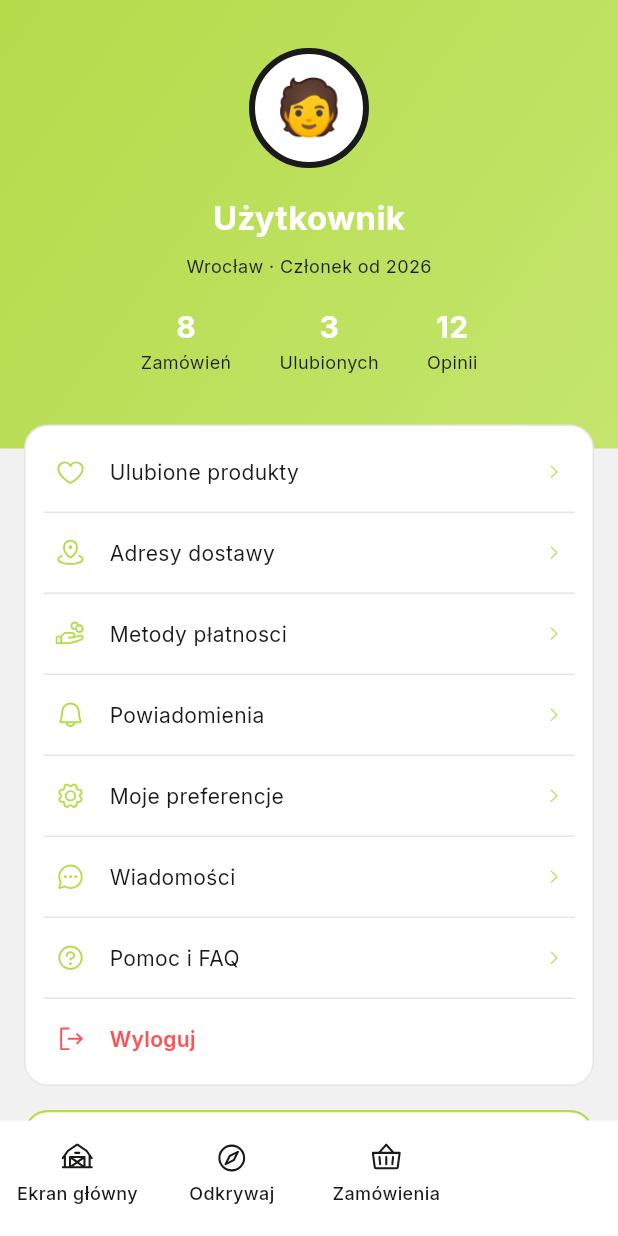
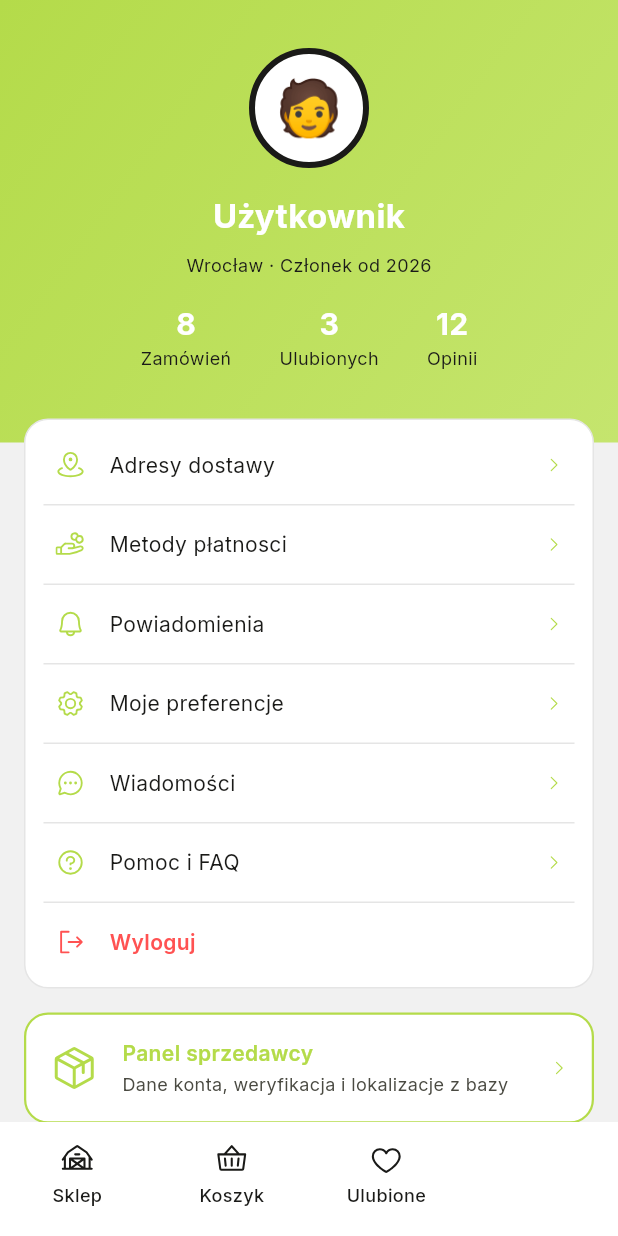
Before and after one commit to Cay00/LokalnyKoszyk, a Flutter app: the AppRouter screen opened directly, item 4 of the bottom bar chosen, on a phone screen of 412 x 824 dp. Run offline on Flutter 3.47's test engine with Material 3 defaults, Android fonts, the phone set to English and light mode, and no system bars; our stand-ins replace flutter_bloc, flutter_svg, geolocator, google_fonts, supabase_flutter; accounts and stored records are empty.

Commit message:
ui update

```diff
--- a/lib/core/routes/app_router.dart
+++ b/lib/core/routes/app_router.dart
@@ -5,13 +5,11 @@ import 'package:flutter_bloc/flutter_bloc.dart';
 import 'package:lokalny_koszyk/core/themes/app_theme.dart';
 import 'package:lokalny_koszyk/domain/repositories/cart_repository.dart';
 import 'package:lokalny_koszyk/domain/repositories/discover_repository.dart';
-import 'package:lokalny_koszyk/domain/repositories/home_repository.dart';
 import 'package:lokalny_koszyk/domain/repositories/orders_repository.dart';
 import 'package:lokalny_koszyk/domain/repositories/watched_products_repository.dart';
 import 'package:lokalny_koszyk/presentation/checkout_bloc.dart';
 import 'package:lokalny_koszyk/presentation/discover_bloc.dart';
 import 'package:lokalny_koszyk/presentation/favorites_bloc.dart';
-import 'package:lokalny_koszyk/presentation/home_bloc.dart';
 import 'package:lokalny_koszyk/presentation/models/product_ui_model.dart';
 import 'package:lokalny_koszyk/presentation/order_history_detail_bloc.dart';
 import 'package:lokalny_koszyk/presentation/orders_bloc.dart';
@@ -20,7 +18,6 @@ import 'package:lokalny_koszyk/screens/checkout/order_checkout_screen.dart';
 import 'package:lokalny_koszyk/screens/checkout/order_history_detail_screen.dart';
 import 'package:lokalny_koszyk/screens/checkout/orders_screen.dart';
 import 'package:lokalny_koszyk/screens/discover_screen.dart';
-import 'package:lokalny_koszyk/screens/home_screen.dart';
 import 'package:lokalny_koszyk/screens/producer/producer_details_screen.dart';
 import 'package:lokalny_koszyk/screens/product/product_details_screen.dart';
 import 'package:lokalny_koszyk/screens/profile/addresses_screen.dart';
@@ -51,16 +48,17 @@ class _AppRouterState extends State<AppRouter> {
   int _selectedIndex = 0;
 
   // osobne Navigatory dla każdego taba (klucz do niezależnych stacków)
-  final GlobalKey<NavigatorState> _homeNavigatorKey = GlobalKey<NavigatorState>();
-  final GlobalKey<NavigatorState> _discoverNavigatorKey = GlobalKey<NavigatorState>();
-  final GlobalKey<NavigatorState> _ordersNavigatorKey = GlobalKey<NavigatorState>();
+  final GlobalKey<NavigatorState> _shopNavigatorKey = GlobalKey<NavigatorState>();
+  final GlobalKey<NavigatorState> _cartNavigatorKey = GlobalKey<NavigatorState>();
+  final GlobalKey<NavigatorState> _favoritesNavigatorKey =
+      GlobalKey<NavigatorState>();
   final GlobalKey<NavigatorState> _profileNavigatorKey = GlobalKey<NavigatorState>();
 
   // lista navigatorów dla łatwego dostępu po indeksie
   List<GlobalKey<NavigatorState>> get _navigatorKeys => [
-    _homeNavigatorKey,
-    _discoverNavigatorKey,
-    _ordersNavigatorKey,
+    _shopNavigatorKey,
+    _cartNavigatorKey,
+    _favoritesNavigatorKey,
     _profileNavigatorKey,
   ];
 
@@ -115,9 +113,9 @@ class _AppRouterState extends State<AppRouter> {
                 child: IndexedStack(
                   index: _selectedIndex,
                   children: [
-                    HomeTab(navigatorKey: _homeNavigatorKey),
-                    DiscoverTab(navigatorKey: _discoverNavigatorKey),
-                    OrdersTab(navigatorKey: _ordersNavigatorKey),
+                    DiscoverTab(navigatorKey: _shopNavigatorKey),
+                    OrdersTab(navigatorKey: _cartNavigatorKey),
+                    FavoritesTab(navigatorKey: _favoritesNavigatorKey),
                     ProfileTab(navigatorKey: _profileNavigatorKey),
                   ],
                 ),
@@ -164,60 +162,7 @@ void _pushProducerDetails(BuildContext context, String sellerId) {
   );
 }
 
-// ------------------ HOME TAB ------------------
-// wrapper dla Navigatora w tabie Home
-class HomeTab extends StatelessWidget {
-  const HomeTab({required this.navigatorKey, super.key});
-
-  final GlobalKey<NavigatorState> navigatorKey;
-
-  @override
-  Widget build(BuildContext context) {
-    return BlocProvider(
-      create: (context) => HomeBloc(
-        homeRepository: context.read<HomeRepository>(),
-        cartRepository: context.read<CartRepository>(),
-      )..add(const HomeLoadSellersRequested()),
-      child: Navigator(
-        key: navigatorKey,
-        onGenerateRoute: (_) => _NoAnimationPageRoute<void>(
-          builder: (_) => const _HomeNavigator(),
-        ),
-      ),
-    );
-  }
-}
-
-// root navigator dla taba Home
-// zawiera logikę przejść z HomeScreen
-class _HomeNavigator extends StatelessWidget {
-  const _HomeNavigator();
-
-  @override
-  Widget build(BuildContext context) {
-    return HomeScreen(
-      onOpenProductDetails: (product) {
-        Navigator.push(
-          context,
-          _NoAnimationPageRoute<void>(
-            builder: (_) => ProductDetailsScreen(
-              product: product,
-              onBack: () => Navigator.pop(context),
-              onOpenProducerDetails: _hasSellerId(product)
-                  ? () => _pushProducerDetails(context, product.sellerId!)
-                  : null,
-            ),
-          ),
-        );
-      },
-      onOpenProducerDetails: (sellerId) {
-        _pushProducerDetails(context, sellerId);
-      },
-    );
-  }
-}
-
-// ------------------ DISCOVER TAB ------------------
+// ------------------ SHOP TAB (Sklep) ------------------
 class DiscoverTab extends StatelessWidget {
   const DiscoverTab({required this.navigatorKey, super.key});
 
@@ -240,7 +185,7 @@ class DiscoverTab extends StatelessWidget {
   }
 }
 
-// root navigator dla Discover
+// root navigator dla Sklepu
 class _DiscoverNavigator extends StatelessWidget {
   const _DiscoverNavigator();
 
@@ -265,7 +210,7 @@ class _DiscoverNavigator extends StatelessWidget {
   }
 }
 
-// ------------------ ORDERS TAB ------------------
+// ------------------ CART TAB (Koszyk) ------------------
 class OrdersTab extends StatelessWidget {
   const OrdersTab({required this.navigatorKey, super.key});
 
@@ -288,7 +233,7 @@ class OrdersTab extends StatelessWidget {
   }
 }
 
-// root navigator dla Orders
+// root navigator dla Koszyka
 class _OrdersNavigator extends StatelessWidget {
   const _OrdersNavigator();
 
@@ -331,6 +276,28 @@ class _OrdersNavigator extends StatelessWidget {
   }
 }
 
+// ------------------ FAVORITES TAB (Ulubione) ------------------
+class FavoritesTab extends StatelessWidget {
+  const FavoritesTab({required this.navigatorKey, super.key});
+
+  final GlobalKey<NavigatorState> navigatorKey;
+
+  @override
+  Widget build(BuildContext context) {
+    return BlocProvider(
+      create: (context) => FavoritesBloc(
+        watchedProductsRepository: context.read<WatchedProductsRepository>(),
+      )..add(const FavoritesLoadRequested()),
+      child: Navigator(
+        key: navigatorKey,
+        onGenerateRoute: (_) => _NoAnimationPageRoute<void>(
+          builder: (_) => const FavoritesScreen(),
+        ),
+      ),
+    );
+  }
+}
+
 // ------------------ PROFILE TAB ------------------
 class ProfileTab extends StatelessWidget {
   const ProfileTab({required this.navigatorKey, super.key});
@@ -362,22 +329,6 @@ class _ProfileNavigator extends StatelessWidget {
           _NoAnimationPageRoute<void>(
             builder: (_) => SellerPanelScreen(
               onBack: () => Navigator.pop(context),
-            ),
-          ),
-        );
-      },
-      onOpenFavorites: () {
-        Navigator.push(
-          context,
-          _NoAnimationPageRoute<void>(
-            builder: (_) => BlocProvider(
-              create: (context) => FavoritesBloc(
-                watchedProductsRepository:
-                    context.read<WatchedProductsRepository>(),
-              )..add(const FavoritesLoadRequested()),
-              child: FavoritesScreen(
-                onBack: () => Navigator.pop(context),
-              ),
             ),
           ),
         );
--- a/lib/core/themes/app_theme.dart
+++ b/lib/core/themes/app_theme.dart
@@ -30,119 +30,32 @@ class AppTypography {
   static const String fontFamily = 'Inter';
 
   /* <----------- Typography ------------> */
-
   static const TextStyle header = TextStyle(
     fontFamily: fontFamily,
-    fontSize: 24,
-    fontWeight: FontWeight.w600,
+    fontSize: 16,
+    fontWeight: FontWeight.bold,
     color: AppColors.textPrimary,
   );
 
-  static const TextStyle sectionHeader = TextStyle(
-    fontFamily: fontFamily,
-    fontSize: 18,
-    fontWeight: FontWeight.w600,
-    color: AppColors.textPrimary,
-  );
-
-  static const TextStyle sectionHeaderAction = TextStyle(
-    fontFamily: fontFamily,
-    fontSize: 12,
-    color: AppColors.textSecondary,
-  );
-
-  static const TextStyle productNameNormal = TextStyle(
-    fontFamily: fontFamily,
-    fontSize: 18,
-    fontWeight: FontWeight.w600,
-    color: AppColors.textPrimary,
-  );
-
-  static const TextStyle productNameSmall = TextStyle(
-    fontFamily: fontFamily,
-    fontSize: 16,
-    fontWeight: FontWeight.w600,
-    color: AppColors.textPrimary,
-  );
-
-  static const TextStyle productNameTiny = TextStyle(
+  static const TextStyle normal = TextStyle(
     fontFamily: fontFamily,
     fontSize: 14,
-    fontWeight: FontWeight.w600,
+    fontWeight: FontWeight.w400,
     color: AppColors.textPrimary,
-  );
-
-  static const TextStyle price = TextStyle(
-    fontFamily: fontFamily,
-    fontSize: 18,
-    fontWeight: FontWeight.w600,
-    color: AppColors.textPrimary,
-  );
-
-  static const TextStyle priceSmall = TextStyle(
-    fontFamily: fontFamily,
-    fontSize: 16,
-    fontWeight: FontWeight.w600,
-    color: AppColors.textPrimary,
-  );
-
-  static const TextStyle body = TextStyle(
-    fontFamily: fontFamily,
-    fontSize: 14,
-    height: 1.5,
-    fontWeight: FontWeight.w400,
-    color: AppColors.textSecondary,
   );
 
   static const TextStyle caption = TextStyle(
     fontFamily: fontFamily,
     fontSize: 12,
     fontWeight: FontWeight.w400,
-    color: AppColors.textSecondary,
+    color: AppColors.textPrimary,
   );
 
-  static const TextStyle captionOnDark = TextStyle(
-    fontFamily: fontFamily,
-    fontSize: 12,
-    fontWeight: FontWeight.w400,
-    color: AppColors.textOnDark,
-  );
-
-  static const TextStyle smallCaption = TextStyle(
+  static const TextStyle tinyCaption = TextStyle(
     fontFamily: fontFamily,
     fontSize: 10,
     fontWeight: FontWeight.w400,
     color: AppColors.textSecondary,
-  );
-
-  static const TextStyle buttonDark = TextStyle(
-    fontFamily: fontFamily,
-    fontSize: 16,
-    fontWeight: FontWeight.w600,
-    color: AppColors.textPrimary,
-  );
-
-  /* <----------- Typography ------------> */
-  static const TextStyle h1 = TextStyle(
-    fontFamily: fontFamily,
-    fontSize: 26,
-    fontWeight: FontWeight.w700,
-    height: 1.3,
-    color: AppColors.textPrimary,
-  );
-
-  static const TextStyle h2 = TextStyle(
-    fontFamily: fontFamily,
-    fontSize: 24,
-    fontWeight: FontWeight.w700,
-    color: AppColors.textPrimary,
-  );
-
-  static const TextStyle title = TextStyle(
-    fontFamily: fontFamily,
-    fontSize: 16,
-    fontWeight: FontWeight.w600,
-    color: AppColors.textPrimary,
   );
 }
 
@@ -185,11 +98,10 @@ class AppTheme {
       cardColor: AppColors.surface,
       canvasColor: AppColors.background,
       textTheme: interTextTheme.copyWith(
-        displayLarge: AppTypography.h1,
-        headlineLarge: AppTypography.h2,
-        titleMedium: AppTypography.title,
-        bodyMedium: AppTypography.body,
+        titleMedium: AppTypography.header,
+        bodyMedium: AppTypography.normal,
         labelMedium: AppTypography.caption,
+        labelSmall: AppTypography.tinyCaption,
       ),
       appBarTheme: const AppBarTheme(
         backgroundColor: AppColors.surface,
@@ -200,14 +112,14 @@ class AppTheme {
         style: FilledButton.styleFrom(
           backgroundColor: AppColors.surface,
           foregroundColor: AppColors.textPrimary,
-          textStyle: AppTypography.buttonDark,
+          textStyle: AppTypography.header,
         ),
       ),
       elevatedButtonTheme: ElevatedButtonThemeData(
         style: ElevatedButton.styleFrom(
           backgroundColor: AppColors.surface,
           foregroundColor: AppColors.textPrimary,
-          textStyle: AppTypography.buttonDark,
+          textStyle: AppTypography.header,
         ),
       ),
       bottomNavigationBarTheme: const BottomNavigationBarThemeData(
@@ -216,16 +128,8 @@ class AppTheme {
         unselectedItemColor: AppColors.textSecondary,
         selectedIconTheme: IconThemeData(size: 20),
         unselectedIconTheme: IconThemeData(size: 20),
-        selectedLabelStyle: TextStyle(
-          fontFamily: AppTypography.fontFamily,
-          fontSize: 12,
-          fontWeight: FontWeight.w500,
-        ),
-        unselectedLabelStyle: TextStyle(
-          fontFamily: AppTypography.fontFamily,
-          fontSize: 12,
-          fontWeight: FontWeight.w500,
-        ),
+        selectedLabelStyle: AppTypography.caption,
+        unselectedLabelStyle: AppTypography.caption,
         showUnselectedLabels: false,
         elevation: 0,
       ),
--- a/lib/screens/discover_screen.dart
+++ b/lib/screens/discover_screen.dart
@@ -39,7 +39,7 @@ class DiscoverScreen extends StatelessWidget {
           final visibleProducts = state.visibleProducts;
           return Column(
             children: <Widget>[
-              const ScreenHeader(title: 'Odkrywaj'),
+              const ScreenHeader(title: 'Sklep'),
               Expanded(
                 child: ListView(
                   padding: EdgeInsets.zero,
@@ -81,11 +81,11 @@ class DiscoverScreen extends StatelessWidget {
                           if (state.isLoadingProducts)
                             const Center(child: CircularProgressIndicator())
                           else if (state.productsError != null)
-                            Text(state.productsError!, style: AppTypography.body)
+                            Text(state.productsError!, style: AppTypography.normal)
                           else if (visibleProducts.isEmpty)
                             const Text(
                               'Brak produktów do wyświetlenia.',
-                              style: AppTypography.body,
+                              style: AppTypography.normal,
                             )
                           else
                             ProductCardGrid(
--- a/lib/screens/home_screen.dart
+++ b/lib/screens/home_screen.dart
@@ -366,7 +366,7 @@ class _NearbyProducersList extends StatelessWidget {
                   Expanded(
                     child: Text(
                       errorText!,
-                      style: AppTypography.body,
+                      style: AppTypography.normal,
                     ),
                   ),
                   TextButton(
@@ -381,7 +381,7 @@ class _NearbyProducersList extends StatelessWidget {
                 padding: EdgeInsets.only(bottom: 8),
                 child: Text(
                   'Brak sprzedawców do wyświetlenia.',
-                  style: AppTypography.body,
+                  style: AppTypography.normal,
                 ),
               )
             else ...<Widget>[
@@ -401,7 +401,7 @@ class _NearbyProducersList extends StatelessWidget {
                     padding: const EdgeInsets.only(top: 8, bottom: 4),
                     child: Text(
                       accessHint!,
-                      style: AppTypography.body.copyWith(
+                      style: AppTypography.normal.copyWith(
                         fontSize: 12,
                         color: AppColors.textLight,
                         height: 1.35,
--- a/lib/screens/producer/producer_tile.dart
+++ b/lib/screens/producer/producer_tile.dart
@@ -89,7 +89,7 @@ class ProducerTile extends StatelessWidget {
                             name,
                             maxLines: 1,
                             overflow: TextOverflow.ellipsis,
-                            style: AppTypography.productNameTiny,
+                            style: AppTypography.header,
                           ),
                         ),
                         if (verified) ...<Widget>[
--- a/lib/screens/product/product_card.dart
+++ b/lib/screens/product/product_card.dart
@@ -84,7 +84,7 @@ class ProductCard extends StatelessWidget {
                 children: [
                   Text(
                     name,
-                    style: AppTypography.productNameTiny,
+                    style: AppTypography.header,
                     maxLines: 1,
                     overflow: TextOverflow.ellipsis,
                   ),
@@ -93,7 +93,7 @@ class ProductCard extends StatelessWidget {
                     mainAxisAlignment: MainAxisAlignment.spaceBetween,
                     children: [
                       Expanded(
-                        child: Text(price, style: AppTypography.priceSmall),
+                        child: Text(price, style: AppTypography.header),
                       ),
                       GestureDetector(
                         onTap: onAddToCart,
--- a/lib/screens/product/product_tile.dart
+++ b/lib/screens/product/product_tile.dart
@@ -74,7 +74,7 @@ class ProductTile extends StatelessWidget {
                           children: <Widget>[
                             Text(
                               product.name,
-                              style: AppTypography.productNameSmall,
+                              style: AppTypography.header,
                             ),
                             const SizedBox(height: 2),
                             Text(
@@ -90,7 +90,7 @@ class ProductTile extends StatelessWidget {
                           Text(
                             product.pricePerOfferLabel,
                             textAlign: TextAlign.right,
-                            style: AppTypography.price,
+                            style: AppTypography.header,
                           ),
                           if (!product.hasKnownDbUnit &&
                               product.unit.trim().isNotEmpty) ...<Widget>[
--- a/lib/screens/product/product_tile_small.dart
+++ b/lib/screens/product/product_tile_small.dart
@@ -101,14 +101,14 @@ class ProductTileSmall extends StatelessWidget {
                                 name,
                                 maxLines: 1,
                                 overflow: TextOverflow.ellipsis,
-                                style: AppTypography.productNameTiny,
+                                style: AppTypography.header,
                               ),
                               const SizedBox(height: 18),
                               Text(
                                 priceWithUnitLabel,
                                 maxLines: 2,
                                 overflow: TextOverflow.ellipsis,
-                                style: AppTypography.price,
+                                style: AppTypography.header,
                               ),
                             ],
                           ),
--- a/lib/screens/profile/favorites_screen.dart
+++ b/lib/screens/profile/favorites_screen.dart
@@ -20,8 +20,10 @@ class FavoritesScreen extends StatelessWidget {
     return Column(
       children: <Widget>[
         ScreenHeader(
-          title: 'Ulubione produkty',
-          leading: ScreenHeaderBackButton(onPressed: onBack),
+          title: 'Ulubione',
+          leading: onBack == null
+              ? null
+              : ScreenHeaderBackButton(onPressed: onBack),
         ),
         Expanded(
           child: Padding(
--- a/lib/screens/profile/profile_screen.dart
+++ b/lib/screens/profile/profile_screen.dart
@@ -8,7 +8,6 @@ import 'package:lokalny_koszyk/screens/profile/seller/add_product_screen.dart';
 class ProfileScreen extends StatelessWidget {
   const ProfileScreen({
     super.key,
-    this.onOpenFavorites,
     this.onOpenAddresses,
     this.onOpenPayments,
     this.onOpenNotifications,
@@ -19,7 +18,6 @@ class ProfileScreen extends StatelessWidget {
     this.onOpenSellerPanel,
   });
 
-  final VoidCallback? onOpenFavorites;
   final VoidCallback? onOpenAddresses;
   final VoidCallback? onOpenPayments;
   final VoidCallback? onOpenNotifications;
@@ -30,7 +28,6 @@ class ProfileScreen extends StatelessWidget {
   final VoidCallback? onOpenSellerPanel;
 
   static const List<_ProfileMenuItem> _menu = <_ProfileMenuItem>[
-    _ProfileMenuItem(iconAsset: 'assets/icons/heart.svg', label: 'Ulubione produkty'),
     _ProfileMenuItem(iconAsset: 'assets/icons/map-pin-area.svg', label: 'Adresy dostawy'),
     _ProfileMenuItem(iconAsset: 'assets/icons/hand-coins.svg', label: 'Metody płatnosci'),
     _ProfileMenuItem(iconAsset: 'assets/icons/bell.svg', label: 'Powiadomienia'),
@@ -74,7 +71,7 @@ class ProfileScreen extends StatelessWidget {
               const SizedBox(height: 8),
               const Text(
                 'Wrocław · Członek od 2026',
-                style: AppTypography.captionOnDark,
+                style: AppTypography.caption,
               ),
               const SizedBox(height: 16),
               const _ProfileStats(),
@@ -104,7 +101,6 @@ class ProfileScreen extends StatelessWidget {
                           label: item.label,
                           withDivider: i < _menu.length - 1,
                           onTap: switch (item.label) {
-                            'Ulubione produkty' => onOpenFavorites,
                             'Adresy dostawy' => onOpenAddresses,
                             'Metody płatnosci' => onOpenPayments,
                             'Powiadomienia' => onOpenNotifications,
@@ -195,7 +191,7 @@ class _ProfileStat extends StatelessWidget {
         ),
         Text(
           label,
-          style: AppTypography.captionOnDark,
+          style: AppTypography.caption,
         ),
       ],
     );
--- a/lib/widgets/app_bottom_navigation_bar.dart
+++ b/lib/widgets/app_bottom_navigation_bar.dart
@@ -14,9 +14,9 @@ class AppBottomNavigationBar extends StatelessWidget {
   final ValueChanged<int> onTap;
 
   static const List<({String assetPath, String label})> _navItems = [
-    (assetPath: 'assets/icons/barn.svg', label: 'Ekran główny'),
-    (assetPath: 'assets/icons/compass.svg', label: 'Odkrywaj'),
-    (assetPath: 'assets/icons/basket.svg', label: 'Zamówienia'),
+    (assetPath: 'assets/icons/barn.svg', label: 'Sklep'),
+    (assetPath: 'assets/icons/basket.svg', label: 'Koszyk'),
+    (assetPath: 'assets/icons/heart.svg', label: 'Ulubione'),
     (assetPath: 'assets/icons/user.svg', label: 'Profil'),
   ];
 
--- a/lib/widgets/common/primary_action_button.dart
+++ b/lib/widgets/common/primary_action_button.dart
@@ -29,7 +29,7 @@ class PrimaryActionButton extends StatelessWidget {
         ),
         child: Text(
           label,
-          style: AppTypography.buttonDark.copyWith(color: AppColors.white),
+          style: AppTypography.header.copyWith(color: AppColors.white),
         ),
       ),
     );
--- a/lib/widgets/common/section_header.dart
+++ b/lib/widgets/common/section_header.dart
@@ -27,7 +27,7 @@ class SectionHeader extends StatelessWidget {
             children: <Widget>[
               Text(
                 title,
-                style: AppTypography.sectionHeader,
+                style: AppTypography.header,
               ),
               if (titleCount != null)
                 Text(
@@ -46,7 +46,7 @@ class SectionHeader extends StatelessWidget {
             children: <Widget>[
               Text(
                 actionLabel!,
-                style: AppTypography.sectionHeaderAction,
+                style: AppTypography.caption,
               ),
               const SizedBox(width: 4),
               SvgPicture.asset(
```
Also changed, not shown: lib/screens/checkout/orders_screen.dart (+5 -5 lines), lib/screens/producer/producer_details_screen.dart (+9 -9 lines), lib/screens/product/product_details_screen.dart (+8 -8 lines), lib/widgets/common/screen_header.dart (+4 -8 lines).
